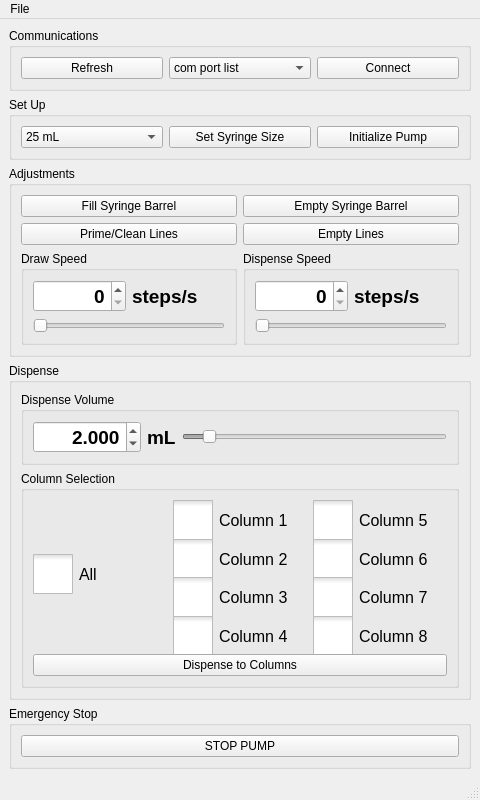
The window that SEC_GUI/mainwindow.ui (Wyss/automated-chromatography) describes before a commit, drawn with Qt 5.
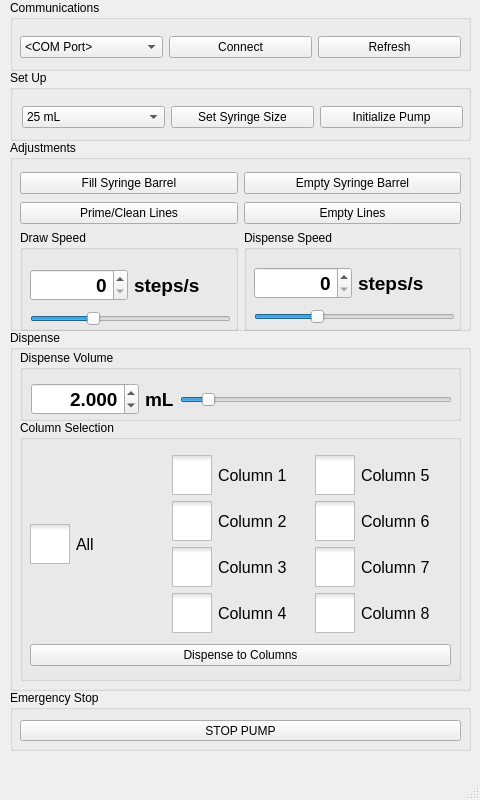
The same window after the commit. Icons and pictures are not drawn.

Commit message: revert mainwindow.py and mainwindow.ui to f3c60e3 (#17) reopens #15, reopens #10

```diff
--- a/SEC_GUI/mainwindow.ui
+++ b/SEC_GUI/mainwindow.ui
@@ -30,25 +30,33 @@
     <normaloff>../../../Desktop/unnamed.jpg</normaloff>../../../Desktop/unnamed.jpg</iconset>
   </property>
   <widget class="QWidget" name="centralwidget">
-   <layout class="QVBoxLayout" name="verticalLayout_8">
-    <item>
      <widget class="QGroupBox" name="commsBox">
+    <property name="geometry">
+     <rect>
+      <x>10</x>
+      <y>0</y>
+      <width>461</width>
+      <height>71</height>
+     </rect>
+    </property>
       <property name="title">
        <string>Communications</string>
       </property>
+    <widget class="QWidget" name="layoutWidget">
+     <property name="geometry">
+      <rect>
+       <x>10</x>
+       <y>31</y>
+       <width>441</width>
+       <height>32</height>
+      </rect>
+     </property>
       <layout class="QHBoxLayout" name="horizontalLayout">
-       <item>
-        <widget class="QPushButton" name="refreshButton">
-         <property name="text">
-          <string>Refresh</string>
-         </property>
-        </widget>
-       </item>
        <item>
         <widget class="QComboBox" name="comPortComboBox">
          <item>
           <property name="text">
-           <string>com port list</string>
+          <string>&lt;COM Port&gt;</string>
           </property>
          </item>
         </widget>
@@ -60,29 +68,40 @@
          </property>
         </widget>
        </item>
-      </layout>
-     </widget>
-    </item>
     <item>
+       <widget class="QPushButton" name="refreshButton">
+        <property name="text">
+         <string>Refresh</string>
+        </property>
+       </widget>
+      </item>
+     </layout>
+    </widget>
+   </widget>
      <widget class="QGroupBox" name="setUpBox">
-      <property name="sizePolicy">
-       <sizepolicy hsizetype="Expanding" vsizetype="Preferred">
-        <horstretch>0</horstretch>
-        <verstretch>0</verstretch>
-       </sizepolicy>
+    <property name="geometry">
+     <rect>
+      <x>10</x>
+      <y>70</y>
+      <width>461</width>
+      <height>71</height>
+     </rect>
       </property>
       <property name="title">
        <string>Set Up</string>
       </property>
+    <widget class="QWidget" name="layoutWidget">
+     <property name="geometry">
+      <rect>
+       <x>12</x>
+       <y>31</y>
+       <width>441</width>
+       <height>32</height>
+      </rect>
+     </property>
       <layout class="QHBoxLayout" name="horizontalLayout_2">
        <item>
         <widget class="QComboBox" name="syringeComboBox">
-         <property name="sizePolicy">
-          <sizepolicy hsizetype="Expanding" vsizetype="Fixed">
-           <horstretch>0</horstretch>
-           <verstretch>0</verstretch>
-          </sizepolicy>
-         </property>
          <item>
           <property name="text">
            <string>25 mL</string>
@@ -127,12 +146,6 @@
        </item>
        <item>
         <widget class="QPushButton" name="syringeButton">
-         <property name="sizePolicy">
-          <sizepolicy hsizetype="Expanding" vsizetype="Fixed">
-           <horstretch>0</horstretch>
-           <verstretch>0</verstretch>
-          </sizepolicy>
-         </property>
          <property name="text">
           <string>Set Syringe Size</string>
          </property>
@@ -140,12 +153,6 @@
        </item>
        <item>
         <widget class="QPushButton" name="initializeButton">
-         <property name="sizePolicy">
-          <sizepolicy hsizetype="Expanding" vsizetype="Fixed">
-           <horstretch>0</horstretch>
-           <verstretch>0</verstretch>
-          </sizepolicy>
-         </property>
          <property name="text">
           <string>Initialize Pump</string>
          </property>
@@ -153,281 +160,54 @@
        </item>
       </layout>
      </widget>
-    </item>
-    <item>
-     <widget class="QGroupBox" name="adjustmentBox">
-      <property name="title">
-       <string>Adjustments</string>
-      </property>
-      <layout class="QGridLayout" name="gridLayout">
-       <item row="2" column="1">
-        <widget class="QPushButton" name="emptyLinesButton">
-         <property name="text">
-          <string>Empty Lines</string>
-         </property>
-        </widget>
-       </item>
-       <item row="2" column="0">
-        <widget class="QPushButton" name="primeButton">
-         <property name="text">
-          <string>Prime/Clean Lines</string>
-         </property>
-        </widget>
-       </item>
-       <item row="0" column="1">
-        <widget class="QPushButton" name="emptyButton">
-         <property name="text">
-          <string>Empty Syringe Barrel</string>
-         </property>
-        </widget>
-       </item>
-       <item row="0" column="0">
-        <widget class="QPushButton" name="fillButton">
-         <property name="text">
-          <string>Fill Syringe Barrel</string>
-         </property>
-        </widget>
-       </item>
-       <item row="3" column="0" colspan="2">
-        <layout class="QHBoxLayout" name="horizontalLayout_5">
-         <item>
-          <widget class="QGroupBox" name="drawSpeedGroupBox">
-           <property name="sizePolicy">
-            <sizepolicy hsizetype="Expanding" vsizetype="Expanding">
-             <horstretch>0</horstretch>
-             <verstretch>0</verstretch>
-            </sizepolicy>
-           </property>
+   </widget>
+   <widget class="QGroupBox" name="emergencyStopBox">
+    <property name="geometry">
+     <rect>
+      <x>10</x>
+      <y>690</y>
+      <width>461</width>
+      <height>61</height>
+     </rect>
+    </property>
            <property name="title">
-            <string>Draw Speed</string>
-           </property>
-           <layout class="QVBoxLayout" name="verticalLayout_5">
-            <item>
-             <layout class="QHBoxLayout" name="horizontalLayout_6">
-              <item>
-               <widget class="QDoubleSpinBox" name="drawSpeedSpinBox">
-                <property name="font">
-                 <font>
-                  <pointsize>14</pointsize>
-                  <weight>75</weight>
-                  <bold>true</bold>
-                 </font>
-                </property>
-                <property name="alignment">
-                 <set>Qt::AlignRight|Qt::AlignTrailing|Qt::AlignVCenter</set>
-                </property>
-                <property name="decimals">
-                 <number>0</number>
-                </property>
-                <property name="maximum">
-                 <double>10000.000000000000000</double>
-                </property>
-                <property name="singleStep">
-                 <double>100.000000000000000</double>
-                </property>
-                <property name="value">
-                 <double>0.000000000000000</double>
-                </property>
-               </widget>
-              </item>
-              <item>
-               <widget class="QLabel" name="drawSpeedUnits">
-                <property name="font">
-                 <font>
-                  <pointsize>14</pointsize>
-                  <weight>75</weight>
-                  <bold>true</bold>
-                 </font>
-                </property>
+     <string>Emergency Stop</string>
+    </property>
+    <widget class="QPushButton" name="stopButton">
+     <property name="geometry">
+      <rect>
+       <x>10</x>
+       <y>30</y>
+       <width>441</width>
+       <height>21</height>
+      </rect>
+     </property>
                 <property name="text">
-                 <string>steps/s</string>
-                </property>
-               </widget>
-              </item>
-             </layout>
-            </item>
-            <item>
-             <widget class="QSlider" name="drawSpeedSlider">
-              <property name="enabled">
-               <bool>false</bool>
-              </property>
-              <property name="maximum">
-               <number>10000</number>
-              </property>
-              <property name="singleStep">
-               <number>100</number>
-              </property>
-              <property name="orientation">
-               <enum>Qt::Horizontal</enum>
-              </property>
-             </widget>
-            </item>
-           </layout>
-          </widget>
-         </item>
-         <item>
-          <widget class="QGroupBox" name="dispenseSpeedGroupBox">
-           <property name="sizePolicy">
-            <sizepolicy hsizetype="Expanding" vsizetype="Expanding">
-             <horstretch>0</horstretch>
-             <verstretch>0</verstretch>
-            </sizepolicy>
-           </property>
-           <property name="title">
-            <string>Dispense Speed</string>
-           </property>
-           <layout class="QVBoxLayout" name="verticalLayout">
-            <item>
-             <layout class="QHBoxLayout" name="horizontalLayout_7">
-              <item>
-               <widget class="QDoubleSpinBox" name="dispenseSpeedSpinBox">
-                <property name="font">
-                 <font>
-                  <pointsize>14</pointsize>
-                  <weight>75</weight>
-                  <bold>true</bold>
-                 </font>
-                </property>
-                <property name="alignment">
-                 <set>Qt::AlignRight|Qt::AlignTrailing|Qt::AlignVCenter</set>
-                </property>
-                <property name="decimals">
-                 <number>0</number>
-                </property>
-                <property name="maximum">
-                 <double>10000.000000000000000</double>
-                </property>
-                <property name="singleStep">
-                 <double>100.000000000000000</double>
-                </property>
-                <property name="value">
-                 <double>0.000000000000000</double>
-                </property>
-               </widget>
-              </item>
-              <item>
-               <widget class="QLabel" name="dispenseSpeedUnits">
-                <property name="font">
-                 <font>
-                  <pointsize>14</pointsize>
-                  <weight>75</weight>
-                  <bold>true</bold>
-                 </font>
-                </property>
-                <property name="text">
-                 <string>steps/s</string>
-                </property>
-               </widget>
-              </item>
-             </layout>
-            </item>
-            <item>
-             <widget class="QSlider" name="dispenseSpeedSlider">
-              <property name="enabled">
-               <bool>false</bool>
-              </property>
-              <property name="sizePolicy">
-               <sizepolicy hsizetype="Expanding" vsizetype="Fixed">
-                <horstretch>0</horstretch>
-                <verstretch>0</verstretch>
-               </sizepolicy>
-              </property>
-              <property name="maximum">
-               <number>10000</number>
-              </property>
-              <property name="singleStep">
-               <number>100</number>
-              </property>
-              <property name="orientation">
-               <enum>Qt::Horizontal</enum>
-              </property>
-             </widget>
-            </item>
-           </layout>
-          </widget>
-         </item>
-        </layout>
-       </item>
-      </layout>
-     </widget>
-    </item>
-    <item>
+      <string>STOP PUMP</string>
+     </property>
+    </widget>
+   </widget>
      <widget class="QGroupBox" name="dispenseBox">
+    <property name="geometry">
+     <rect>
+      <x>10</x>
+      <y>330</y>
+      <width>461</width>
+      <height>361</height>
+     </rect>
+    </property>
       <property name="title">
        <string>Dispense</string>
       </property>
-      <layout class="QVBoxLayout" name="verticalLayout_7">
-       <item>
-        <widget class="QGroupBox" name="dispenseVolumeBox">
-         <property name="title">
-          <string>Dispense Volume</string>
-         </property>
-         <layout class="QGridLayout" name="gridLayout_3">
-          <item row="0" column="0">
-           <layout class="QHBoxLayout" name="horizontalLayout_4">
-            <item>
-             <widget class="QDoubleSpinBox" name="dispenseSpinBox">
-              <property name="font">
-               <font>
-                <pointsize>14</pointsize>
-                <weight>75</weight>
-                <bold>true</bold>
-               </font>
-              </property>
-              <property name="alignment">
-               <set>Qt::AlignRight|Qt::AlignTrailing|Qt::AlignVCenter</set>
-              </property>
-              <property name="decimals">
-               <number>3</number>
-              </property>
-              <property name="maximum">
-               <double>1000.000000000000000</double>
-              </property>
-              <property name="value">
-               <double>2.000000000000000</double>
-              </property>
-             </widget>
-            </item>
-            <item>
-             <widget class="QLabel" name="dispenseUnits">
-              <property name="font">
-               <font>
-                <pointsize>14</pointsize>
-                <weight>75</weight>
-                <bold>true</bold>
-               </font>
-              </property>
-              <property name="text">
-               <string>mL</string>
-              </property>
-             </widget>
-            </item>
-            <item>
-             <widget class="QSlider" name="dispenseVolumeSlider">
-              <property name="enabled">
-               <bool>false</bool>
-              </property>
-              <property name="maximum">
-               <number>25</number>
-              </property>
-              <property name="value">
-               <number>2</number>
-              </property>
-              <property name="orientation">
-               <enum>Qt::Horizontal</enum>
-              </property>
-              <property name="invertedAppearance">
-               <bool>false</bool>
-              </property>
-             </widget>
-            </item>
-           </layout>
-          </item>
-         </layout>
-        </widget>
-       </item>
-       <item>
         <widget class="QGroupBox" name="columnSelectBox">
+     <property name="geometry">
+      <rect>
+       <x>10</x>
+       <y>90</y>
+       <width>441</width>
+       <height>261</height>
+      </rect>
+     </property>
          <property name="font">
           <font>
            <weight>50</weight>
@@ -437,6 +217,15 @@
          <property name="title">
           <string>Column Selection</string>
          </property>
+     <widget class="QWidget" name="layoutWidget">
+      <property name="geometry">
+       <rect>
+        <x>10</x>
+        <y>30</y>
+        <width>421</width>
+        <height>221</height>
+       </rect>
+      </property>
          <layout class="QVBoxLayout" name="verticalLayout_4">
           <item>
            <layout class="QHBoxLayout" name="horizontalLayout_3">
@@ -498,12 +287,6 @@
              <layout class="QVBoxLayout" name="verticalLayout_3">
               <item>
                <widget class="QCheckBox" name="column1CheckBox">
-                <property name="minimumSize">
-                 <size>
-                  <width>0</width>
-                  <height>40</height>
-                 </size>
-                </property>
                 <property name="font">
                  <font>
                   <pointsize>12</pointsize>
@@ -555,12 +338,6 @@
               </item>
               <item>
                <widget class="QCheckBox" name="column2CheckBox">
-                <property name="minimumSize">
-                 <size>
-                  <width>0</width>
-                  <height>40</height>
-                 </size>
-                </property>
                 <property name="font">
                  <font>
                   <pointsize>12</pointsize>
@@ -612,12 +389,6 @@
               </item>
               <item>
                <widget class="QCheckBox" name="column3CheckBox">
-                <property name="minimumSize">
-                 <size>
-                  <width>0</width>
-                  <height>40</height>
-                 </size>
-                </property>
                 <property name="font">
                  <font>
                   <pointsize>12</pointsize>
@@ -669,12 +440,6 @@
               </item>
               <item>
                <widget class="QCheckBox" name="column4CheckBox">
-                <property name="minimumSize">
-                 <size>
-                  <width>0</width>
-                  <height>40</height>
-                 </size>
-                </property>
                 <property name="font">
                  <font>
                   <pointsize>12</pointsize>
@@ -730,12 +495,6 @@
              <layout class="QVBoxLayout" name="verticalLayout_2">
               <item>
                <widget class="QCheckBox" name="column5CheckBox">
-                <property name="minimumSize">
-                 <size>
-                  <width>0</width>
-                  <height>40</height>
-                 </size>
-                </property>
                 <property name="font">
                  <font>
                   <pointsize>12</pointsize>
@@ -787,12 +546,6 @@
               </item>
               <item>
                <widget class="QCheckBox" name="column6CheckBox">
-                <property name="minimumSize">
-                 <size>
-                  <width>0</width>
-                  <height>40</height>
-                 </size>
-                </property>
                 <property name="font">
                  <font>
                   <pointsize>12</pointsize>
@@ -844,12 +597,6 @@
               </item>
               <item>
                <widget class="QCheckBox" name="column7CheckBox">
-                <property name="minimumSize">
-                 <size>
-                  <width>0</width>
-                  <height>40</height>
-                 </size>
-                </property>
                 <property name="font">
                  <font>
                   <pointsize>12</pointsize>
@@ -901,12 +648,6 @@
               </item>
               <item>
                <widget class="QCheckBox" name="column8CheckBox">
-                <property name="minimumSize">
-                 <size>
-                  <width>0</width>
-                  <height>40</height>
-                 </size>
-                </property>
                 <property name="font">
                  <font>
                   <pointsize>12</pointsize>
@@ -975,27 +716,317 @@
           </item>
          </layout>
         </widget>
+    </widget>
+    <widget class="QGroupBox" name="dispenseVolumeBox">
+     <property name="geometry">
+      <rect>
+       <x>10</x>
+       <y>20</y>
+       <width>441</width>
+       <height>71</height>
+      </rect>
+     </property>
+     <property name="title">
+      <string>Dispense Volume</string>
+     </property>
+     <widget class="QWidget" name="layoutWidget">
+      <property name="geometry">
+       <rect>
+        <x>11</x>
+        <y>31</y>
+        <width>421</width>
+        <height>37</height>
+       </rect>
+      </property>
+      <layout class="QHBoxLayout" name="horizontalLayout_4">
+       <item>
+        <widget class="QDoubleSpinBox" name="dispenseSpinBox">
+         <property name="font">
+          <font>
+           <pointsize>14</pointsize>
+           <weight>75</weight>
+           <bold>true</bold>
+          </font>
+         </property>
+         <property name="alignment">
+          <set>Qt::AlignRight|Qt::AlignTrailing|Qt::AlignVCenter</set>
+         </property>
+         <property name="decimals">
+          <number>3</number>
+         </property>
+         <property name="maximum">
+          <double>1000.000000000000000</double>
+         </property>
+         <property name="value">
+          <double>2.000000000000000</double>
+         </property>
+        </widget>
        </item>
+       <item>
+        <widget class="QLabel" name="dispenseUnits">
+         <property name="font">
+          <font>
+           <pointsize>14</pointsize>
+           <weight>75</weight>
+           <bold>true</bold>
+          </font>
+         </property>
+         <property name="text">
+          <string>mL</string>
+         </property>
+        </widget>
+       </item>
+       <item>
+        <widget class="QSlider" name="dispenseVolumeSlider">
+         <property name="maximum">
+          <number>25</number>
+         </property>
+         <property name="value">
+          <number>2</number>
+         </property>
+         <property name="orientation">
+          <enum>Qt::Horizontal</enum>
+         </property>
+         <property name="invertedAppearance">
+          <bool>false</bool>
+         </property>
+        </widget>
+       </item>
       </layout>
      </widget>
+    </widget>
+   </widget>
+   <widget class="QGroupBox" name="adjustmentBox">
+    <property name="geometry">
+     <rect>
+      <x>10</x>
+      <y>140</y>
+      <width>461</width>
+      <height>191</height>
+     </rect>
+    </property>
+    <property name="title">
+     <string>Adjustments</string>
+    </property>
+    <widget class="QWidget" name="layoutWidget">
+     <property name="geometry">
+      <rect>
+       <x>10</x>
+       <y>90</y>
+       <width>441</width>
+       <height>101</height>
+      </rect>
+     </property>
+     <layout class="QHBoxLayout" name="horizontalLayout_5">
+      <item>
+       <widget class="QGroupBox" name="speedGroupBox">
+        <property name="title">
+         <string>Draw Speed</string>
+        </property>
+        <widget class="QWidget" name="layoutWidget">
+         <property name="geometry">
+          <rect>
+           <x>10</x>
+           <y>35</y>
+           <width>201</width>
+           <height>61</height>
+          </rect>
+         </property>
+         <layout class="QVBoxLayout" name="verticalLayout_5">
+          <item>
+           <layout class="QHBoxLayout" name="horizontalLayout_6">
+            <item>
+             <widget class="QDoubleSpinBox" name="drawSpeedSpinBox">
+              <property name="font">
+               <font>
+                <pointsize>14</pointsize>
+                <weight>75</weight>
+                <bold>true</bold>
+               </font>
+              </property>
+              <property name="alignment">
+               <set>Qt::AlignRight|Qt::AlignTrailing|Qt::AlignVCenter</set>
+              </property>
+              <property name="decimals">
+               <number>0</number>
+              </property>
+              <property name="maximum">
+               <double>10000.000000000000000</double>
+              </property>
+              <property name="singleStep">
+               <double>100.000000000000000</double>
+              </property>
+              <property name="value">
+               <double>0.000000000000000</double>
+              </property>
+             </widget>
     </item>
     <item>
-     <widget class="QGroupBox" name="emergencyStopBox">
+             <widget class="QLabel" name="drawSpeedUnits">
+              <property name="font">
+               <font>
+                <pointsize>14</pointsize>
+                <weight>75</weight>
+                <bold>true</bold>
+               </font>
+              </property>
+              <property name="text">
+               <string>steps/s</string>
+              </property>
+             </widget>
+            </item>
+           </layout>
+          </item>
+          <item>
+           <widget class="QSlider" name="drawSpeedSlider">
+            <property name="maximum">
+             <number>10000</number>
+            </property>
+            <property name="singleStep">
+             <number>100</number>
+            </property>
+            <property name="value">
+             <number>3000</number>
+            </property>
+            <property name="orientation">
+             <enum>Qt::Horizontal</enum>
+            </property>
+           </widget>
+          </item>
+         </layout>
+        </widget>
+       </widget>
+      </item>
+      <item>
+       <widget class="QGroupBox" name="groupBox">
       <property name="title">
-       <string>Emergency Stop</string>
+         <string>Dispense Speed</string>
+        </property>
+        <widget class="QWidget" name="layoutWidget">
+         <property name="geometry">
+          <rect>
+           <x>10</x>
+           <y>33</y>
+           <width>201</width>
+           <height>61</height>
+          </rect>
       </property>
       <layout class="QVBoxLayout" name="verticalLayout_6">
        <item>
-        <widget class="QPushButton" name="stopButton">
+           <layout class="QHBoxLayout" name="horizontalLayout_7">
+            <item>
+             <widget class="QDoubleSpinBox" name="dispenseSpeedSpinBox">
+              <property name="font">
+               <font>
+                <pointsize>14</pointsize>
+                <weight>75</weight>
+                <bold>true</bold>
+               </font>
+              </property>
+              <property name="alignment">
+               <set>Qt::AlignRight|Qt::AlignTrailing|Qt::AlignVCenter</set>
+              </property>
+              <property name="decimals">
+               <number>0</number>
+              </property>
+              <property name="maximum">
+               <double>10000.000000000000000</double>
+              </property>
+              <property name="singleStep">
+               <double>100.000000000000000</double>
+              </property>
+              <property name="value">
+               <double>0.000000000000000</double>
+              </property>
+             </widget>
+            </item>
+            <item>
+             <widget class="QLabel" name="dispenseSpeedUnits">
+              <property name="font">
+               <font>
+                <pointsize>14</pointsize>
+                <weight>75</weight>
+                <bold>true</bold>
+               </font>
+              </property>
          <property name="text">
-          <string>STOP PUMP</string>
+               <string>steps/s</string>
          </property>
         </widget>
        </item>
       </layout>
+          </item>
+          <item>
+           <widget class="QSlider" name="dispenseSpeedSlider">
+            <property name="maximum">
+             <number>10000</number>
+            </property>
+            <property name="singleStep">
+             <number>100</number>
+            </property>
+            <property name="value">
+             <number>3000</number>
+            </property>
+            <property name="orientation">
+             <enum>Qt::Horizontal</enum>
+            </property>
      </widget>
     </item>
    </layout>
+        </widget>
+       </widget>
+      </item>
+     </layout>
+    </widget>
+    <widget class="QWidget" name="layoutWidget">
+     <property name="geometry">
+      <rect>
+       <x>10</x>
+       <y>30</y>
+       <width>441</width>
+       <height>56</height>
+      </rect>
+     </property>
+     <layout class="QHBoxLayout" name="horizontalLayout_8">
+      <item>
+       <layout class="QVBoxLayout" name="verticalLayout_7">
+        <item>
+         <widget class="QPushButton" name="fillButton">
+          <property name="text">
+           <string>Fill Syringe Barrel</string>
+          </property>
+         </widget>
+        </item>
+        <item>
+         <widget class="QPushButton" name="primeButton">
+          <property name="text">
+           <string>Prime/Clean Lines</string>
+          </property>
+         </widget>
+        </item>
+       </layout>
+      </item>
+      <item>
+       <layout class="QVBoxLayout" name="verticalLayout">
+        <item>
+         <widget class="QPushButton" name="emptyButton">
+          <property name="text">
+           <string>Empty Syringe Barrel</string>
+          </property>
+         </widget>
+        </item>
+        <item>
+         <widget class="QPushButton" name="emptyLinesButton">
+          <property name="text">
+           <string>Empty Lines</string>
+          </property>
+         </widget>
+        </item>
+       </layout>
+      </item>
+     </layout>
+    </widget>
+   </widget>
   </widget>
   <widget class="QMenuBar" name="menubar">
    <property name="geometry">
@@ -1006,13 +1037,6 @@
      <height>21</height>
     </rect>
    </property>
-   <widget class="QMenu" name="menuFile">
-    <property name="title">
-     <string>File</string>
-    </property>
-    <addaction name="actionQuit"/>
-   </widget>
-   <addaction name="menuFile"/>
   </widget>
   <widget class="QStatusBar" name="statusbar"/>
   <action name="actionQuit">
```
Left out of the diff: 36 changed lines with no effect on the pictures. Lines whose indentation alone changed are shown as unchanged. The commit also changes 1 other file.
